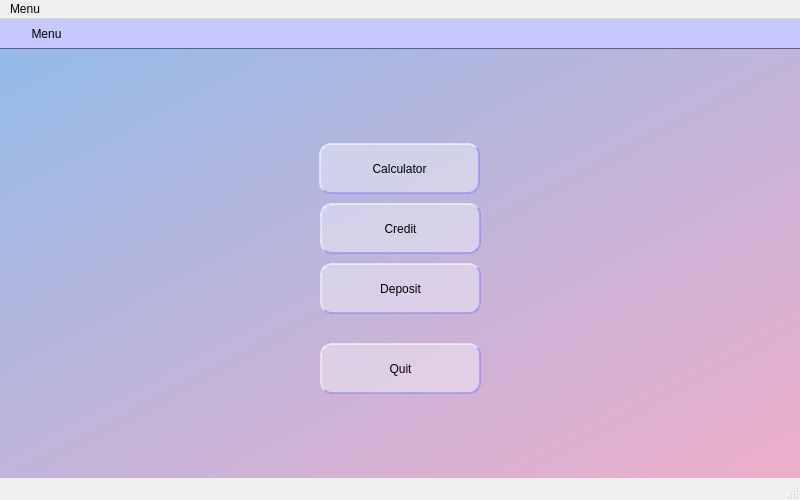
Qt form interface/mainwindow.ui (alexvnderftw/S21CalculatorCPP) before a commit.
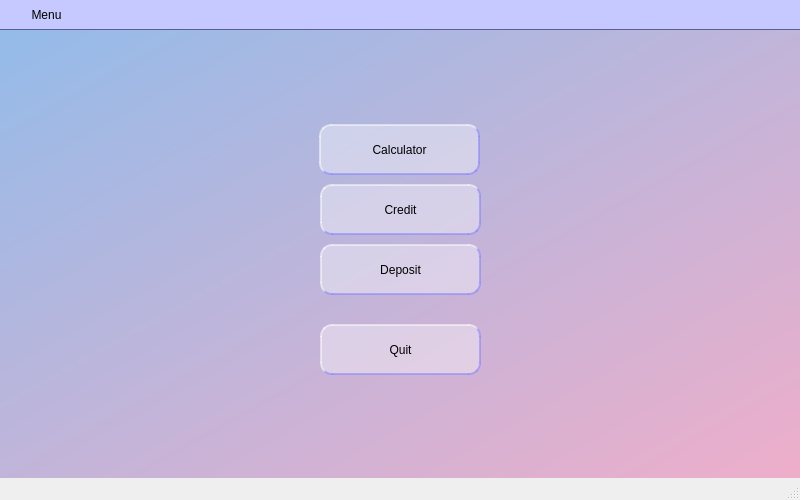
The same form after that commit. Icons and pictures are not drawn. Custom widgets are drawn as their Qt base class.

The edit to the form file:
```diff
--- a/interface/mainwindow.ui
+++ b/interface/mainwindow.ui
@@ -14,6 +14,12 @@
    <string>MainWindow</string>
   </property>
   <widget class="QWidget" name="centralwidget">
+   <property name="minimumSize">
+    <size>
+     <width>400</width>
+     <height>400</height>
+    </size>
+   </property>
    <property name="styleSheet">
     <string notr="true">QWidget {
 background-color: rgb(197, 201, 255);
@@ -104,7 +110,7 @@
            <property name="geometry">
             <rect>
              <x>19</x>
-             <y>30</y>
+             <y>20</y>
              <width>161</width>
              <height>51</height>
             </rect>
@@ -120,7 +126,7 @@
            <property name="geometry">
             <rect>
              <x>20</x>
-             <y>90</y>
+             <y>80</y>
              <width>161</width>
              <height>51</height>
             </rect>
@@ -136,7 +142,7 @@
            <property name="geometry">
             <rect>
              <x>20</x>
-             <y>150</y>
+             <y>140</y>
              <width>161</width>
              <height>51</height>
             </rect>
@@ -152,7 +158,7 @@
            <property name="geometry">
             <rect>
              <x>20</x>
-             <y>230</y>
+             <y>220</y>
              <width>161</width>
              <height>51</height>
             </rect>
@@ -226,6 +232,12 @@
         <height>30</height>
        </size>
       </property>
+      <property name="maximumSize">
+       <size>
+        <width>16777215</width>
+        <height>30</height>
+       </size>
+      </property>
       <property name="styleSheet">
        <string notr="true"/>
       </property>
@@ -317,16 +329,6 @@
      <height>37</height>
     </rect>
    </property>
-   <widget class="QMenu" name="menuMenu">
-    <property name="title">
-     <string>Menu</string>
-    </property>
-    <addaction name="actionCalculator"/>
-    <addaction name="actionCredit"/>
-    <addaction name="actionDeposit"/>
-    <addaction name="actionQuit"/>
-   </widget>
-   <addaction name="menuMenu"/>
   </widget>
   <widget class="QStatusBar" name="statusbar"/>
   <action name="actionCalculator">
```
